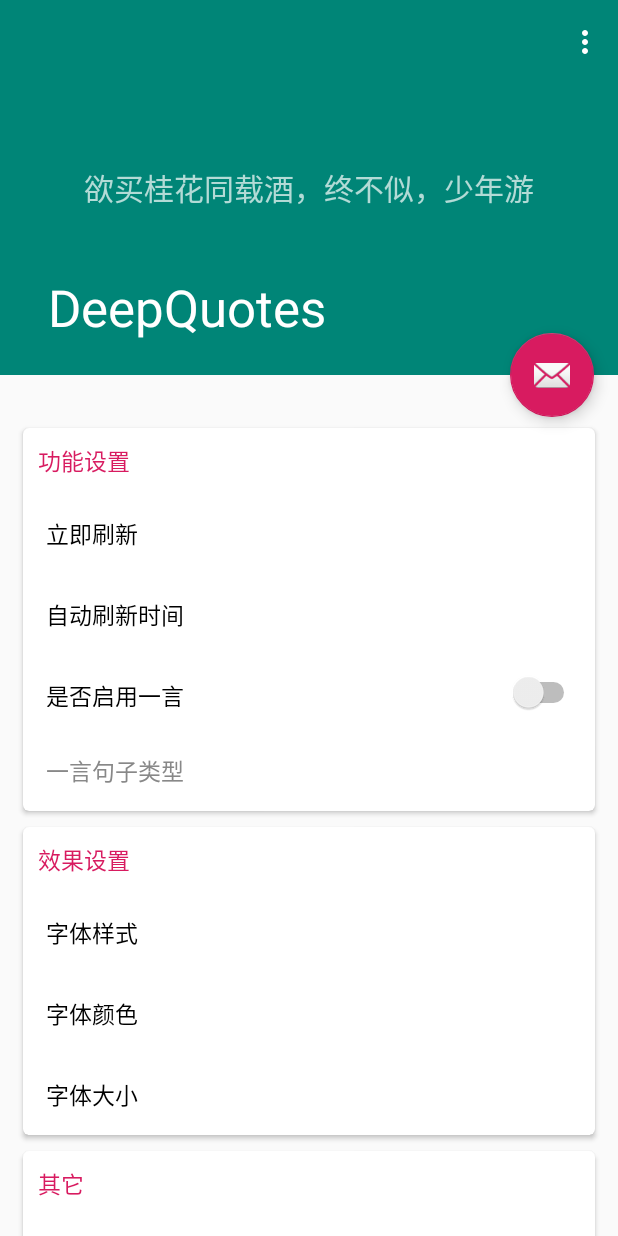
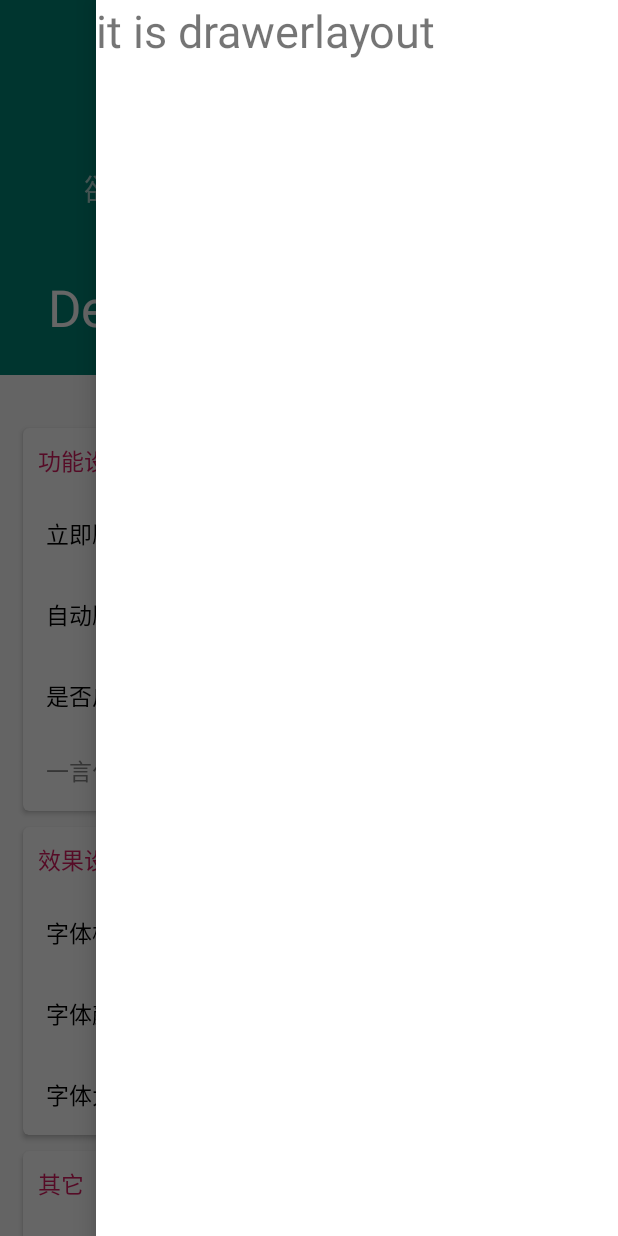
Before and after one commit to JeauLiang/DeepQuotes_for_Android, an Android app: the screen it shows after launch (ScrollingActivity), in the options menu, after a tap on "Settings", on a phone screen of 412 x 824 dp. Run offline under Robolectric (Android 15) with nearby library versions, the phone set to English and light mode, and no system bars.

Commit message:
为「历史记录」栏添加drawerlayout

```diff
--- a/app/src/main/java/com/deepquotes/ScrollingActivity.java
+++ b/app/src/main/java/com/deepquotes/ScrollingActivity.java
@@ -14,9 +14,12 @@
 import androidx.appcompat.app.AlertDialog;
 import androidx.appcompat.app.AppCompatActivity;
 import androidx.appcompat.widget.Toolbar;
+import androidx.core.view.GravityCompat;
+import androidx.drawerlayout.widget.DrawerLayout;
 
 import android.provider.MediaStore;
 import android.util.Log;
+import android.view.Gravity;
 import android.view.LayoutInflater;
 import android.view.View;
 import android.view.Menu;
@@ -34,9 +37,9 @@
 
 public class ScrollingActivity extends AppCompatActivity {
 
-    SharedPreferences sharedPreferences;
-    SharedPreferences.Editor sharedPreferencesEditor;
-
+    private SharedPreferences sharedPreferences;
+    private SharedPreferences.Editor sharedPreferencesEditor;
+    private DrawerLayout mDrawerLayout;
 
     @Override
     protected void onCreate(Bundle savedInstanceState) {
@@ -46,7 +49,9 @@
         sharedPreferences = getSharedPreferences("data",MODE_PRIVATE);
         sharedPreferencesEditor = sharedPreferences.edit();
 
+        mDrawerLayout = findViewById(R.id.drawer_layout);
 
+        TextView historyTextView = findViewById(R.id.history_textview);
         TextView fontSizeTextView = findViewById(R.id.font_size_textview);
         TextView refreshTimeTextView = findViewById(R.id.refresh_time_textview);
         final Switch isEnableHitokoto = findViewById(R.id.is_enable_hitokoto);
@@ -95,7 +100,6 @@
             hitokotoType.setTextColor(Color.GRAY);
         }
 
-
         isEnableHitokoto.setOnCheckedChangeListener(new CompoundButton.OnCheckedChangeListener() {
             @Override
             public void onCheckedChanged(CompoundButton compoundButton, boolean isCheck) {
@@ -114,8 +118,10 @@
                 }
             }
         });
+    }
 
-
+    public void showHistory(View view){
+        mDrawerLayout.openDrawer(Gravity.RIGHT);
     }
 
     public void seekBarSelect(final String text,int MaxProgress){
--- a/app/src/main/res/layout/activity_scrolling.xml
+++ b/app/src/main/res/layout/activity_scrolling.xml
@@ -1,7 +1,14 @@
 <?xml version="1.0" encoding="utf-8"?>
-<androidx.coordinatorlayout.widget.CoordinatorLayout xmlns:android="http://schemas.android.com/apk/res/android"
+<androidx.drawerlayout.widget.DrawerLayout
+    xmlns:android="http://schemas.android.com/apk/res/android"
     xmlns:app="http://schemas.android.com/apk/res-auto"
     xmlns:tools="http://schemas.android.com/tools"
+    android:id="@+id/drawer_layout"
+    android:layout_width="match_parent"
+    android:layout_height="match_parent">
+
+    <!--********************主界面*********************-->
+    <androidx.coordinatorlayout.widget.CoordinatorLayout
         android:layout_width="match_parent"
         android:layout_height="match_parent"
         android:fitsSystemWindows="true"
@@ -55,3 +62,15 @@
             app:srcCompat="@android:drawable/ic_dialog_email" />
 
     </androidx.coordinatorlayout.widget.CoordinatorLayout>
+
+
+    <!--*******************滑动菜单界面******************-->
+    <TextView
+        android:layout_width="match_parent"
+        android:layout_height="match_parent"
+        android:layout_gravity="right"
+        android:text="it is drawerlayout"
+        android:textSize="30sp"
+        android:background="#fff"/>
+
+</androidx.drawerlayout.widget.DrawerLayout>
--- a/app/src/main/res/layout/content_scrolling.xml
+++ b/app/src/main/res/layout/content_scrolling.xml
@@ -168,6 +168,7 @@
                     android:textColor="@color/colorAccent"
                     android:textSize="15sp" />
                 <TextView
+                    android:id="@+id/history_textview"
                     android:layout_width="match_parent"
                     android:layout_height="50dp"
                     android:padding="15dp"
@@ -175,7 +176,8 @@
                     android:textColor="#000"
                     android:textSize="15sp"
                     android:background="?android:attr/selectableItemBackground"
-                    android:clickable="true"/>
+                    android:clickable="true"
+                    android:onClick="showHistory"/>
                 <TextView
                     android:id="@+id/feedback"
                     android:layout_width="match_parent"
```
Lines whose indentation alone changed are shown as unchanged.
